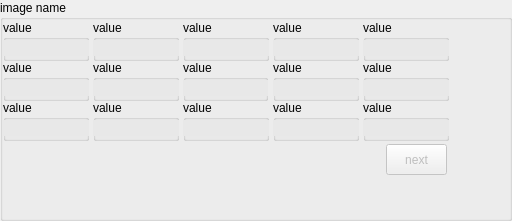
Before: the Qt Designer form code/display/region/QtRegionStats.ui in radio-astro/casa, drawn with Qt 5.
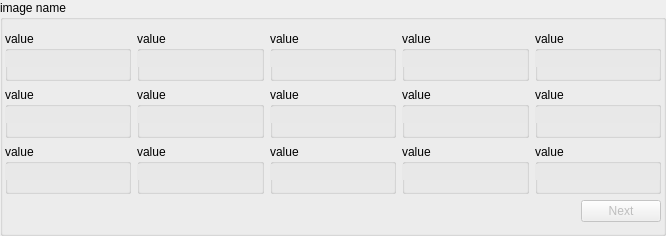
After: the same form once the commit is applied.

Commit message: New Development: No             JIRA Issue: No         Ready for Test: Yes      Interface Changes: No What Interface Changed: Please list interface changes          Test Programs: List test programs   Put in Release Notes: No              Module(s): Module Names change impacts.            Description: Viewer Animator and Region were cutting off informational text.

```diff
--- a/code/display/region/QtRegionStats.ui
+++ b/code/display/region/QtRegionStats.ui
@@ -6,31 +6,51 @@
    <rect>
     <x>0</x>
     <y>0</y>
-    <width>512</width>
-    <height>221</height>
+    <width>666</width>
+    <height>236</height>
    </rect>
   </property>
+  <property name="sizePolicy">
+   <sizepolicy hsizetype="MinimumExpanding" vsizetype="Preferred">
+    <horstretch>0</horstretch>
+    <verstretch>0</verstretch>
+   </sizepolicy>
+  </property>
+  <property name="minimumSize">
+   <size>
+    <width>598</width>
+    <height>0</height>
+   </size>
+  </property>
   <property name="windowTitle">
    <string>GroupBox</string>
   </property>
   <property name="title">
    <string>image name</string>
   </property>
+  <layout class="QVBoxLayout" name="verticalLayout">
+   <property name="leftMargin">
+    <number>2</number>
+   </property>
+   <property name="rightMargin">
+    <number>2</number>
+   </property>
+   <item>
+    <layout class="QGridLayout" name="gridLayout">
+     <item row="0" column="0">
   <widget class="QGroupBox" name="box11">
-   <property name="geometry">
-    <rect>
-     <x>3</x>
-     <y>20</y>
-     <width>86</width>
-     <height>41</height>
-    </rect>
-   </property>
    <property name="sizePolicy">
-    <sizepolicy hsizetype="Preferred" vsizetype="Minimum">
+        <sizepolicy hsizetype="MinimumExpanding" vsizetype="MinimumExpanding">
      <horstretch>0</horstretch>
      <verstretch>0</verstretch>
     </sizepolicy>
    </property>
+       <property name="minimumSize">
+        <size>
+         <width>86</width>
+         <height>41</height>
+        </size>
+       </property>
    <property name="title">
     <string>value</string>
    </property>
@@ -42,10 +62,22 @@
      <rect>
       <x>0</x>
       <y>20</y>
-      <width>86</width>
+          <width>125</width>
       <height>16</height>
      </rect>
     </property>
+        <property name="sizePolicy">
+         <sizepolicy hsizetype="MinimumExpanding" vsizetype="Fixed">
+          <horstretch>0</horstretch>
+          <verstretch>0</verstretch>
+         </sizepolicy>
+        </property>
+        <property name="minimumSize">
+         <size>
+          <width>125</width>
+          <height>0</height>
+         </size>
+        </property>
     <property name="palette">
      <palette>
       <active>
@@ -102,21 +134,21 @@
     </property>
    </widget>
   </widget>
+     </item>
+     <item row="0" column="1">
   <widget class="QGroupBox" name="box12">
-   <property name="geometry">
-    <rect>
-     <x>93</x>
-     <y>20</y>
-     <width>86</width>
-     <height>41</height>
-    </rect>
-   </property>
    <property name="sizePolicy">
-    <sizepolicy hsizetype="Preferred" vsizetype="Minimum">
+        <sizepolicy hsizetype="MinimumExpanding" vsizetype="MinimumExpanding">
      <horstretch>0</horstretch>
      <verstretch>0</verstretch>
     </sizepolicy>
    </property>
+       <property name="minimumSize">
+        <size>
+         <width>86</width>
+         <height>41</height>
+        </size>
+       </property>
    <property name="title">
     <string>value</string>
    </property>
@@ -128,10 +160,22 @@
      <rect>
       <x>0</x>
       <y>20</y>
-      <width>86</width>
+          <width>125</width>
       <height>16</height>
      </rect>
     </property>
+        <property name="sizePolicy">
+         <sizepolicy hsizetype="MinimumExpanding" vsizetype="Fixed">
+          <horstretch>0</horstretch>
+          <verstretch>0</verstretch>
+         </sizepolicy>
+        </property>
+        <property name="minimumSize">
+         <size>
+          <width>125</width>
+          <height>0</height>
+         </size>
+        </property>
     <property name="palette">
      <palette>
       <active>
@@ -188,21 +232,21 @@
     </property>
    </widget>
   </widget>
+     </item>
+     <item row="0" column="2">
   <widget class="QGroupBox" name="box13">
-   <property name="geometry">
-    <rect>
-     <x>183</x>
-     <y>20</y>
-     <width>86</width>
-     <height>41</height>
-    </rect>
-   </property>
    <property name="sizePolicy">
-    <sizepolicy hsizetype="Preferred" vsizetype="Minimum">
+        <sizepolicy hsizetype="MinimumExpanding" vsizetype="MinimumExpanding">
      <horstretch>0</horstretch>
      <verstretch>0</verstretch>
     </sizepolicy>
    </property>
+       <property name="minimumSize">
+        <size>
+         <width>86</width>
+         <height>41</height>
+        </size>
+       </property>
    <property name="title">
     <string>value</string>
    </property>
@@ -214,10 +258,22 @@
      <rect>
       <x>0</x>
       <y>20</y>
-      <width>86</width>
+          <width>125</width>
       <height>16</height>
      </rect>
     </property>
+        <property name="sizePolicy">
+         <sizepolicy hsizetype="MinimumExpanding" vsizetype="Fixed">
+          <horstretch>0</horstretch>
+          <verstretch>0</verstretch>
+         </sizepolicy>
+        </property>
+        <property name="minimumSize">
+         <size>
+          <width>125</width>
+          <height>0</height>
+         </size>
+        </property>
     <property name="palette">
      <palette>
       <active>
@@ -274,21 +330,21 @@
     </property>
    </widget>
   </widget>
+     </item>
+     <item row="0" column="3">
   <widget class="QGroupBox" name="box14">
-   <property name="geometry">
-    <rect>
-     <x>273</x>
-     <y>20</y>
-     <width>86</width>
-     <height>41</height>
-    </rect>
-   </property>
    <property name="sizePolicy">
-    <sizepolicy hsizetype="Preferred" vsizetype="Minimum">
+        <sizepolicy hsizetype="MinimumExpanding" vsizetype="MinimumExpanding">
      <horstretch>0</horstretch>
      <verstretch>0</verstretch>
     </sizepolicy>
    </property>
+       <property name="minimumSize">
+        <size>
+         <width>86</width>
+         <height>41</height>
+        </size>
+       </property>
    <property name="title">
     <string>value</string>
    </property>
@@ -300,10 +356,22 @@
      <rect>
       <x>0</x>
       <y>20</y>
-      <width>86</width>
+          <width>125</width>
       <height>16</height>
      </rect>
     </property>
+        <property name="sizePolicy">
+         <sizepolicy hsizetype="MinimumExpanding" vsizetype="Fixed">
+          <horstretch>0</horstretch>
+          <verstretch>0</verstretch>
+         </sizepolicy>
+        </property>
+        <property name="minimumSize">
+         <size>
+          <width>125</width>
+          <height>0</height>
+         </size>
+        </property>
     <property name="palette">
      <palette>
       <active>
@@ -360,21 +428,21 @@
     </property>
    </widget>
   </widget>
+     </item>
+     <item row="0" column="4">
   <widget class="QGroupBox" name="box15">
-   <property name="geometry">
-    <rect>
-     <x>363</x>
-     <y>20</y>
-     <width>86</width>
-     <height>41</height>
-    </rect>
-   </property>
    <property name="sizePolicy">
-    <sizepolicy hsizetype="Preferred" vsizetype="Minimum">
+        <sizepolicy hsizetype="MinimumExpanding" vsizetype="MinimumExpanding">
      <horstretch>0</horstretch>
      <verstretch>0</verstretch>
     </sizepolicy>
    </property>
+       <property name="minimumSize">
+        <size>
+         <width>86</width>
+         <height>41</height>
+        </size>
+       </property>
    <property name="title">
     <string>value</string>
    </property>
@@ -386,10 +454,22 @@
      <rect>
       <x>0</x>
       <y>20</y>
-      <width>86</width>
+          <width>125</width>
       <height>16</height>
      </rect>
     </property>
+        <property name="sizePolicy">
+         <sizepolicy hsizetype="MinimumExpanding" vsizetype="Fixed">
+          <horstretch>0</horstretch>
+          <verstretch>0</verstretch>
+         </sizepolicy>
+        </property>
+        <property name="minimumSize">
+         <size>
+          <width>125</width>
+          <height>0</height>
+         </size>
+        </property>
     <property name="palette">
      <palette>
       <active>
@@ -446,21 +526,21 @@
     </property>
    </widget>
   </widget>
+     </item>
+     <item row="1" column="0">
   <widget class="QGroupBox" name="box21">
-   <property name="geometry">
-    <rect>
-     <x>3</x>
-     <y>60</y>
-     <width>86</width>
-     <height>41</height>
-    </rect>
-   </property>
    <property name="sizePolicy">
-    <sizepolicy hsizetype="Preferred" vsizetype="Minimum">
+        <sizepolicy hsizetype="MinimumExpanding" vsizetype="MinimumExpanding">
      <horstretch>0</horstretch>
      <verstretch>0</verstretch>
     </sizepolicy>
    </property>
+       <property name="minimumSize">
+        <size>
+         <width>86</width>
+         <height>41</height>
+        </size>
+       </property>
    <property name="title">
     <string>value</string>
    </property>
@@ -472,10 +552,22 @@
      <rect>
       <x>0</x>
       <y>20</y>
-      <width>86</width>
+          <width>125</width>
       <height>16</height>
      </rect>
     </property>
+        <property name="sizePolicy">
+         <sizepolicy hsizetype="MinimumExpanding" vsizetype="Fixed">
+          <horstretch>0</horstretch>
+          <verstretch>0</verstretch>
+         </sizepolicy>
+        </property>
+        <property name="minimumSize">
+         <size>
+          <width>125</width>
+          <height>0</height>
+         </size>
+        </property>
     <property name="palette">
      <palette>
       <active>
@@ -532,21 +624,21 @@
     </property>
    </widget>
   </widget>
+     </item>
+     <item row="1" column="1">
   <widget class="QGroupBox" name="box22">
-   <property name="geometry">
-    <rect>
-     <x>93</x>
-     <y>60</y>
-     <width>86</width>
-     <height>41</height>
-    </rect>
-   </property>
    <property name="sizePolicy">
-    <sizepolicy hsizetype="Preferred" vsizetype="Minimum">
+        <sizepolicy hsizetype="MinimumExpanding" vsizetype="MinimumExpanding">
      <horstretch>0</horstretch>
      <verstretch>0</verstretch>
     </sizepolicy>
    </property>
+       <property name="minimumSize">
+        <size>
+         <width>86</width>
+         <height>41</height>
+        </size>
+       </property>
    <property name="title">
     <string>value</string>
    </property>
@@ -558,10 +650,22 @@
      <rect>
       <x>0</x>
       <y>20</y>
-      <width>86</width>
+          <width>125</width>
       <height>16</height>
      </rect>
     </property>
+        <property name="sizePolicy">
+         <sizepolicy hsizetype="MinimumExpanding" vsizetype="Fixed">
+          <horstretch>0</horstretch>
+          <verstretch>0</verstretch>
+         </sizepolicy>
+        </property>
+        <property name="minimumSize">
+         <size>
+          <width>125</width>
+          <height>0</height>
+         </size>
+        </property>
     <property name="palette">
      <palette>
       <active>
@@ -618,21 +722,21 @@
     </property>
    </widget>
   </widget>
+     </item>
+     <item row="1" column="2">
   <widget class="QGroupBox" name="box23">
-   <property name="geometry">
-    <rect>
-     <x>183</x>
-     <y>60</y>
-     <width>85</width>
-     <height>41</height>
-    </rect>
-   </property>
    <property name="sizePolicy">
-    <sizepolicy hsizetype="Preferred" vsizetype="Minimum">
+        <sizepolicy hsizetype="MinimumExpanding" vsizetype="MinimumExpanding">
      <horstretch>0</horstretch>
      <verstretch>0</verstretch>
     </sizepolicy>
    </property>
+       <property name="minimumSize">
+        <size>
+         <width>86</width>
+         <height>41</height>
+        </size>
+       </property>
    <property name="title">
     <string>value</string>
    </property>
@@ -644,10 +748,22 @@
      <rect>
       <x>0</x>
       <y>20</y>
-      <width>86</width>
+          <width>125</width>
       <height>16</height>
      </rect>
     </property>
+        <property name="sizePolicy">
+         <sizepolicy hsizetype="MinimumExpanding" vsizetype="Fixed">
+          <horstretch>0</horstretch>
+          <verstretch>0</verstretch>
+         </sizepolicy>
+        </property>
+        <property name="minimumSize">
+         <size>
+          <width>125</width>
+          <height>0</height>
+         </size>
+        </property>
     <property name="palette">
      <palette>
       <active>
@@ -704,21 +820,21 @@
     </property>
    </widget>
   </widget>
+     </item>
+     <item row="1" column="3">
   <widget class="QGroupBox" name="box24">
-   <property name="geometry">
-    <rect>
-     <x>273</x>
-     <y>60</y>
-     <width>86</width>
-     <height>41</height>
-    </rect>
-   </property>
    <property name="sizePolicy">
-    <sizepolicy hsizetype="Preferred" vsizetype="Minimum">
+        <sizepolicy hsizetype="MinimumExpanding" vsizetype="MinimumExpanding">
      <horstretch>0</horstretch>
      <verstretch>0</verstretch>
     </sizepolicy>
    </property>
+       <property name="minimumSize">
+        <size>
+         <width>86</width>
+         <height>41</height>
+        </size>
+       </property>
    <property name="title">
     <string>value</string>
    </property>
@@ -730,10 +846,22 @@
      <rect>
       <x>0</x>
       <y>20</y>
-      <width>86</width>
+          <width>125</width>
       <height>16</height>
      </rect>
     </property>
+        <property name="sizePolicy">
+         <sizepolicy hsizetype="MinimumExpanding" vsizetype="Fixed">
+          <horstretch>0</horstretch>
+          <verstretch>0</verstretch>
+         </sizepolicy>
+        </property>
+        <property name="minimumSize">
+         <size>
+          <width>125</width>
+          <height>0</height>
+         </size>
+        </property>
     <property name="palette">
      <palette>
       <active>
@@ -790,21 +918,21 @@
     </property>
    </widget>
   </widget>
+     </item>
+     <item row="1" column="4">
   <widget class="QGroupBox" name="box25">
-   <property name="geometry">
-    <rect>
-     <x>363</x>
-     <y>60</y>
-     <width>86</width>
-     <height>41</height>
-    </rect>
-   </property>
    <property name="sizePolicy">
-    <sizepolicy hsizetype="Preferred" vsizetype="Minimum">
+        <sizepolicy hsizetype="MinimumExpanding" vsizetype="MinimumExpanding">
      <horstretch>0</horstretch>
      <verstretch>0</verstretch>
     </sizepolicy>
    </property>
+       <property name="minimumSize">
+        <size>
+         <width>86</width>
+         <height>41</height>
+        </size>
+       </property>
    <property name="title">
     <string>value</string>
    </property>
@@ -816,10 +944,22 @@
      <rect>
       <x>0</x>
       <y>20</y>
-      <width>86</width>
+          <width>125</width>
       <height>16</height>
      </rect>
     </property>
+        <property name="sizePolicy">
+         <sizepolicy hsizetype="MinimumExpanding" vsizetype="Fixed">
+          <horstretch>0</horstretch>
+          <verstretch>0</verstretch>
+         </sizepolicy>
+        </property>
+        <property name="minimumSize">
+         <size>
+          <width>125</width>
+          <height>0</height>
+         </size>
+        </property>
     <property name="palette">
      <palette>
       <active>
@@ -876,21 +1016,21 @@
     </property>
    </widget>
   </widget>
+     </item>
+     <item row="2" column="0">
   <widget class="QGroupBox" name="box31">
-   <property name="geometry">
-    <rect>
-     <x>3</x>
-     <y>100</y>
-     <width>86</width>
-     <height>41</height>
-    </rect>
-   </property>
    <property name="sizePolicy">
-    <sizepolicy hsizetype="Preferred" vsizetype="Minimum">
+        <sizepolicy hsizetype="MinimumExpanding" vsizetype="MinimumExpanding">
      <horstretch>0</horstretch>
      <verstretch>0</verstretch>
     </sizepolicy>
    </property>
+       <property name="minimumSize">
+        <size>
+         <width>86</width>
+         <height>41</height>
+        </size>
+       </property>
    <property name="title">
     <string>value</string>
    </property>
@@ -902,10 +1042,22 @@
      <rect>
       <x>0</x>
       <y>20</y>
-      <width>86</width>
+          <width>125</width>
       <height>16</height>
      </rect>
     </property>
+        <property name="sizePolicy">
+         <sizepolicy hsizetype="MinimumExpanding" vsizetype="Fixed">
+          <horstretch>0</horstretch>
+          <verstretch>0</verstretch>
+         </sizepolicy>
+        </property>
+        <property name="minimumSize">
+         <size>
+          <width>125</width>
+          <height>0</height>
+         </size>
+        </property>
     <property name="palette">
      <palette>
       <active>
@@ -962,21 +1114,21 @@
     </property>
    </widget>
   </widget>
+     </item>
+     <item row="2" column="1">
   <widget class="QGroupBox" name="box32">
-   <property name="geometry">
-    <rect>
-     <x>93</x>
-     <y>100</y>
-     <width>86</width>
-     <height>41</height>
-    </rect>
-   </property>
    <property name="sizePolicy">
-    <sizepolicy hsizetype="Preferred" vsizetype="Minimum">
+        <sizepolicy hsizetype="MinimumExpanding" vsizetype="MinimumExpanding">
      <horstretch>0</horstretch>
      <verstretch>0</verstretch>
     </sizepolicy>
    </property>
+       <property name="minimumSize">
+        <size>
+         <width>86</width>
+         <height>41</height>
+        </size>
+       </property>
    <property name="title">
     <string>value</string>
    </property>
@@ -988,10 +1140,22 @@
      <rect>
       <x>0</x>
       <y>20</y>
-      <width>86</width>
+          <width>125</width>
       <height>16</height>
      </rect>
     </property>
+        <property name="sizePolicy">
+         <sizepolicy hsizetype="MinimumExpanding" vsizetype="Fixed">
+          <horstretch>0</horstretch>
+          <verstretch>0</verstretch>
+         </sizepolicy>
+        </property>
+        <property name="minimumSize">
+         <size>
+          <width>125</width>
+          <height>0</height>
+         </size>
+        </property>
     <property name="palette">
      <palette>
       <active>
@@ -1048,21 +1212,21 @@
     </property>
    </widget>
   </widget>
+     </item>
+     <item row="2" column="2">
   <widget class="QGroupBox" name="box33">
-   <property name="geometry">
-    <rect>
-     <x>183</x>
-     <y>100</y>
-     <width>86</width>
-     <height>41</height>
-    </rect>
-   </property>
    <property name="sizePolicy">
-    <sizepolicy hsizetype="Preferred" vsizetype="Minimum">
+        <sizepolicy hsizetype="Preferred" vsizetype="MinimumExpanding">
      <horstretch>0</horstretch>
      <verstretch>0</verstretch>
     </sizepolicy>
    </property>
+       <property name="minimumSize">
+        <size>
+         <width>86</width>
+         <height>41</height>
+        </size>
+       </property>
    <property name="title">
     <string>value</string>
    </property>
@@ -1074,10 +1238,22 @@
      <rect>
       <x>0</x>
       <y>20</y>
-      <width>86</width>
+          <width>125</width>
       <height>16</height>
      </rect>
     </property>
+        <property name="sizePolicy">
+         <sizepolicy hsizetype="MinimumExpanding" vsizetype="Fixed">
+          <horstretch>0</horstretch>
+          <verstretch>0</verstretch>
+         </sizepolicy>
+        </property>
+        <property name="minimumSize">
+         <size>
+          <width>125</width>
+          <height>0</height>
+         </size>
+        </property>
     <property name="palette">
      <palette>
       <active>
@@ -1134,21 +1310,21 @@
     </property>
    </widget>
   </widget>
+     </item>
+     <item row="2" column="3">
   <widget class="QGroupBox" name="box34">
-   <property name="geometry">
-    <rect>
-     <x>273</x>
-     <y>100</y>
-     <width>86</width>
-     <height>41</height>
-    </rect>
-   </property>
    <property name="sizePolicy">
-    <sizepolicy hsizetype="Preferred" vsizetype="Minimum">
+        <sizepolicy hsizetype="MinimumExpanding" vsizetype="MinimumExpanding">
      <horstretch>0</horstretch>
      <verstretch>0</verstretch>
     </sizepolicy>
    </property>
+       <property name="minimumSize">
+        <size>
+         <width>86</width>
+         <height>41</height>
+        </size>
+       </property>
    <property name="title">
     <string>value</string>
    </property>
@@ -1160,10 +1336,22 @@
      <rect>
       <x>0</x>
       <y>20</y>
-      <width>86</width>
+          <width>125</width>
       <height>16</height>
      </rect>
     </property>
+        <property name="sizePolicy">
+         <sizepolicy hsizetype="MinimumExpanding" vsizetype="Fixed">
+          <horstretch>0</horstretch>
+          <verstretch>0</verstretch>
+         </sizepolicy>
+        </property>
+        <property name="minimumSize">
+         <size>
+          <width>125</width>
+          <height>0</height>
+         </size>
+        </property>
     <property name="palette">
      <palette>
       <active>
@@ -1220,21 +1408,21 @@
     </property>
    </widget>
   </widget>
+     </item>
+     <item row="2" column="4">
   <widget class="QGroupBox" name="box35">
-   <property name="geometry">
-    <rect>
-     <x>363</x>
-     <y>100</y>
-     <width>86</width>
-     <height>41</height>
-    </rect>
-   </property>
    <property name="sizePolicy">
-    <sizepolicy hsizetype="Preferred" vsizetype="Minimum">
+        <sizepolicy hsizetype="MinimumExpanding" vsizetype="MinimumExpanding">
      <horstretch>0</horstretch>
      <verstretch>0</verstretch>
     </sizepolicy>
    </property>
+       <property name="minimumSize">
+        <size>
+         <width>86</width>
+         <height>41</height>
+        </size>
+       </property>
    <property name="title">
     <string>value</string>
    </property>
@@ -1246,10 +1434,22 @@
      <rect>
       <x>0</x>
       <y>20</y>
-      <width>86</width>
+          <width>125</width>
       <height>16</height>
      </rect>
     </property>
+        <property name="sizePolicy">
+         <sizepolicy hsizetype="MinimumExpanding" vsizetype="Fixed">
+          <horstretch>0</horstretch>
+          <verstretch>0</verstretch>
+         </sizepolicy>
+        </property>
+        <property name="minimumSize">
+         <size>
+          <width>125</width>
+          <height>0</height>
+         </size>
+        </property>
     <property name="palette">
      <palette>
       <active>
@@ -1306,25 +1506,40 @@
     </property>
    </widget>
   </widget>
+     </item>
+    </layout>
+   </item>
+   <item>
+    <layout class="QHBoxLayout" name="horizontalLayout">
+     <item>
+      <spacer name="horizontalSpacer">
+       <property name="orientation">
+        <enum>Qt::Horizontal</enum>
+       </property>
+       <property name="sizeHint" stdset="0">
+        <size>
+         <width>40</width>
+         <height>20</height>
+        </size>
+       </property>
+      </spacer>
+     </item>
+     <item>
   <widget class="QPushButton" name="next">
    <property name="enabled">
     <bool>false</bool>
    </property>
-   <property name="geometry">
-    <rect>
-     <x>386</x>
-     <y>144</y>
-     <width>61</width>
-     <height>31</height>
-    </rect>
-   </property>
    <property name="text">
-    <string>next</string>
+        <string>Next</string>
    </property>
    <property name="flat">
     <bool>false</bool>
    </property>
   </widget>
+     </item>
+    </layout>
+   </item>
+  </layout>
  </widget>
  <resources/>
  <connections/>
```
Lines whose indentation alone changed are shown as unchanged. The commit also changes 15 other files.
